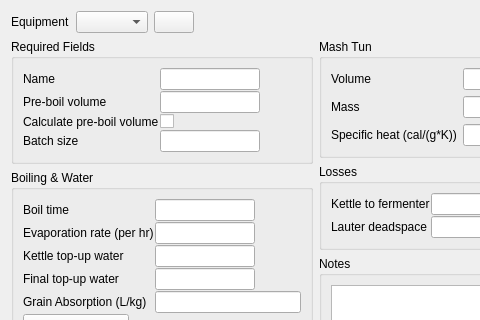
Qt form ui/equipmentEditor.ui (Brewtarget/brewtarget) before a commit; both pictures show x 0 to 480 and y 0 to 320 of the 631 by 512 pixel window.
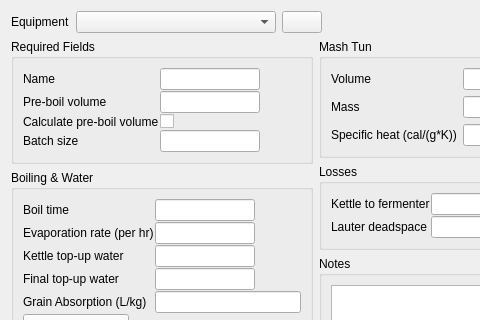
The same form after that commit. Icons and pictures are not drawn. Custom widgets are drawn as their Qt base class.

Commit message: Deleted EquipmentComboBox in favor of a new Equipment list model.

The edit to the form file:
```diff
--- a/ui/equipmentEditor.ui
+++ b/ui/equipmentEditor.ui
@@ -33,12 +33,15 @@
       </widget>
      </item>
      <item>
-      <widget class="EquipmentComboBox" name="equipmentComboBox">
-       <property name="sizePolicy">
-        <sizepolicy hsizetype="Maximum" vsizetype="Fixed">
-         <horstretch>0</horstretch>
-         <verstretch>0</verstretch>
-        </sizepolicy>
+      <widget class="QComboBox" name="equipmentComboBox">
+       <property name="minimumSize">
+        <size>
+         <width>200</width>
+         <height>0</height>
+        </size>
+       </property>
+       <property name="sizeAdjustPolicy">
+        <enum>QComboBox::AdjustToContents</enum>
        </property>
       </widget>
      </item>
@@ -782,13 +785,6 @@
    </item>
   </layout>
  </widget>
- <customwidgets>
-  <customwidget>
-   <class>EquipmentComboBox</class>
-   <extends>QComboBox</extends>
-   <header>EquipmentComboBox.h</header>
-  </customwidget>
- </customwidgets>
  <resources>
   <include location="../brewtarget.qrc"/>
  </resources>
```
The commit also changes 17 other files.
